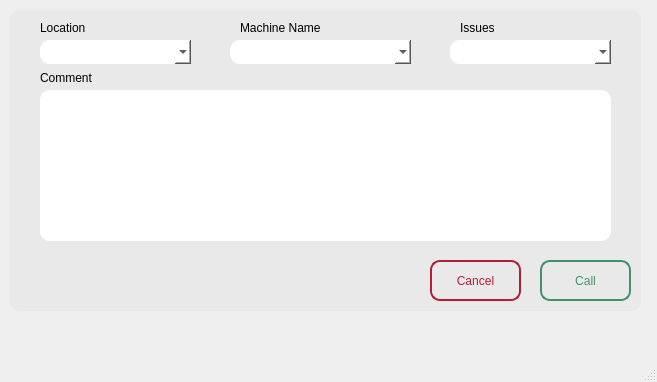
Above: callWindow.ui from ridhosoru/MtcApp before the change. Below: the same form after it.
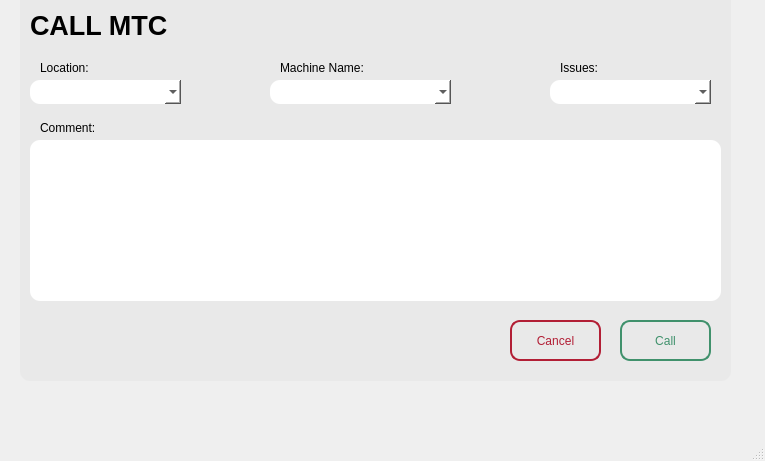
That is the form after the change.

Commit message: update UI call,respon and closetask

What changed in the file:
```diff
--- a/callWindow.ui
+++ b/callWindow.ui
@@ -6,8 +6,8 @@
    <rect>
     <x>0</x>
     <y>0</y>
-    <width>657</width>
-    <height>382</height>
+    <width>765</width>
+    <height>461</height>
    </rect>
   </property>
   <property name="windowTitle">
@@ -17,10 +17,10 @@
    <widget class="QFrame" name="frame">
     <property name="geometry">
      <rect>
-      <x>10</x>
-      <y>10</y>
-      <width>631</width>
-      <height>301</height>
+      <x>20</x>
+      <y>-10</y>
+      <width>711</width>
+      <height>391</height>
      </rect>
     </property>
     <property name="styleSheet">
@@ -36,8 +36,8 @@
     <widget class="QPushButton" name="okCallButton">
      <property name="geometry">
       <rect>
-       <x>530</x>
-       <y>250</y>
+       <x>600</x>
+       <y>330</y>
        <width>91</width>
        <height>41</height>
       </rect>
@@ -70,8 +70,8 @@
     <widget class="QPushButton" name="cancelButton">
      <property name="geometry">
       <rect>
-       <x>420</x>
-       <y>250</y>
+       <x>490</x>
+       <y>330</y>
        <width>91</width>
        <height>41</height>
       </rect>
@@ -103,8 +103,8 @@
     <widget class="QComboBox" name="loccomboBox">
      <property name="geometry">
       <rect>
-       <x>30</x>
-       <y>30</y>
+       <x>10</x>
+       <y>90</y>
        <width>151</width>
        <height>24</height>
       </rect>
@@ -116,8 +116,8 @@
     <widget class="QComboBox" name="machinecomboBox">
      <property name="geometry">
       <rect>
-       <x>220</x>
-       <y>30</y>
+       <x>250</x>
+       <y>90</y>
        <width>181</width>
        <height>24</height>
       </rect>
@@ -129,8 +129,8 @@
     <widget class="QComboBox" name="probcomboBox">
      <property name="geometry">
       <rect>
-       <x>440</x>
-       <y>30</y>
+       <x>530</x>
+       <y>90</y>
        <width>161</width>
        <height>24</height>
       </rect>
@@ -142,68 +142,87 @@
     <widget class="QLabel" name="label">
      <property name="geometry">
       <rect>
-       <x>30</x>
-       <y>10</y>
+       <x>20</x>
+       <y>70</y>
        <width>49</width>
        <height>16</height>
       </rect>
      </property>
      <property name="text">
-      <string>Location</string>
+      <string>Location:</string>
      </property>
     </widget>
     <widget class="QLabel" name="label_2">
      <property name="geometry">
       <rect>
-       <x>230</x>
-       <y>10</y>
+       <x>260</x>
+       <y>70</y>
        <width>91</width>
        <height>16</height>
       </rect>
      </property>
      <property name="text">
-      <string>Machine Name</string>
+      <string>Machine Name:</string>
      </property>
     </widget>
     <widget class="QLabel" name="label_3">
      <property name="geometry">
       <rect>
-       <x>450</x>
-       <y>10</y>
+       <x>540</x>
+       <y>70</y>
        <width>91</width>
        <height>16</height>
       </rect>
      </property>
      <property name="text">
-      <string>Issues</string>
+      <string>Issues:</string>
      </property>
     </widget>
     <widget class="QLabel" name="label_4">
      <property name="geometry">
       <rect>
-       <x>30</x>
-       <y>60</y>
+       <x>20</x>
+       <y>130</y>
        <width>61</width>
        <height>16</height>
       </rect>
      </property>
      <property name="text">
-      <string>Comment</string>
+      <string>Comment:</string>
      </property>
     </widget>
     <widget class="QTextEdit" name="commentTextEdit">
      <property name="geometry">
       <rect>
-       <x>30</x>
-       <y>80</y>
-       <width>571</width>
-       <height>151</height>
+       <x>10</x>
+       <y>150</y>
+       <width>691</width>
+       <height>161</height>
       </rect>
      </property>
      <property name="styleSheet">
       <string notr="true">background-color: rgb(255, 255, 255);</string>
      </property>
     </widget>
+    <widget class="QLabel" name="label_5">
+     <property name="geometry">
+      <rect>
+       <x>10</x>
+       <y>20</y>
+       <width>161</width>
+       <height>31</height>
+      </rect>
+     </property>
+     <property name="font">
+      <font>
+       <pointsize>20</pointsize>
+       <bold>true</bold>
+      </font>
+     </property>
+     <property name="text">
+      <string>CALL MTC</string>
+     </property>
+    </widget>
    </widget>
   </widget>
   <widget class="QMenuBar" name="menubar">
```
Left out of the diff: 2 changed lines with no effect on the pictures. The commit also changes 3 other files.
